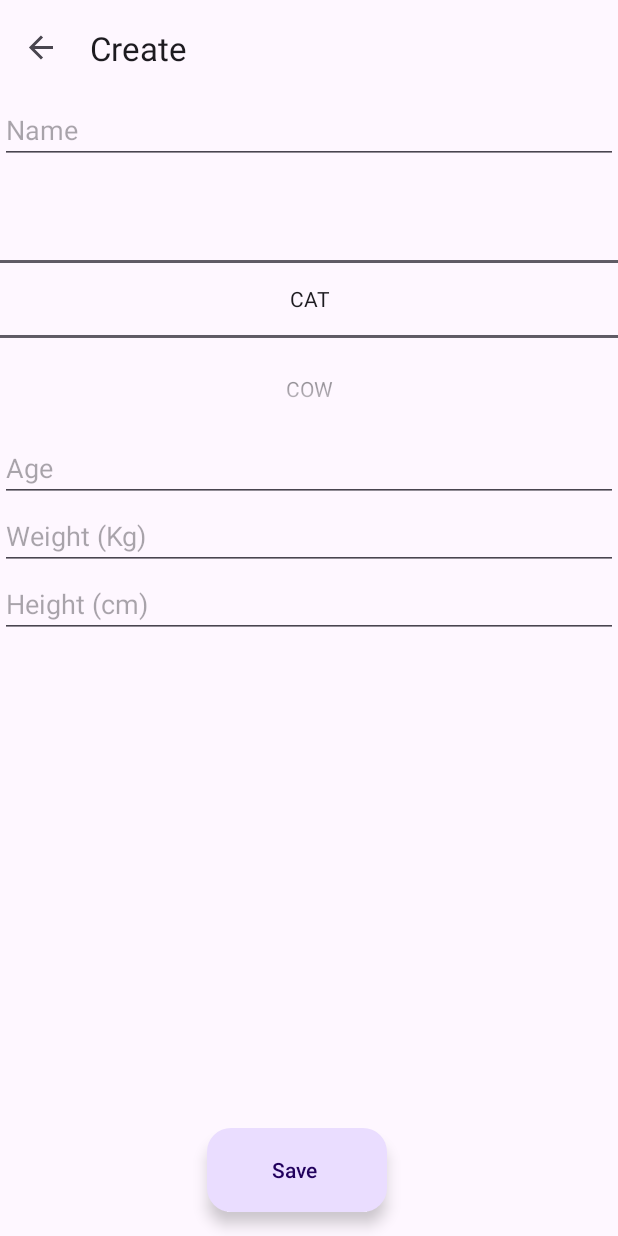
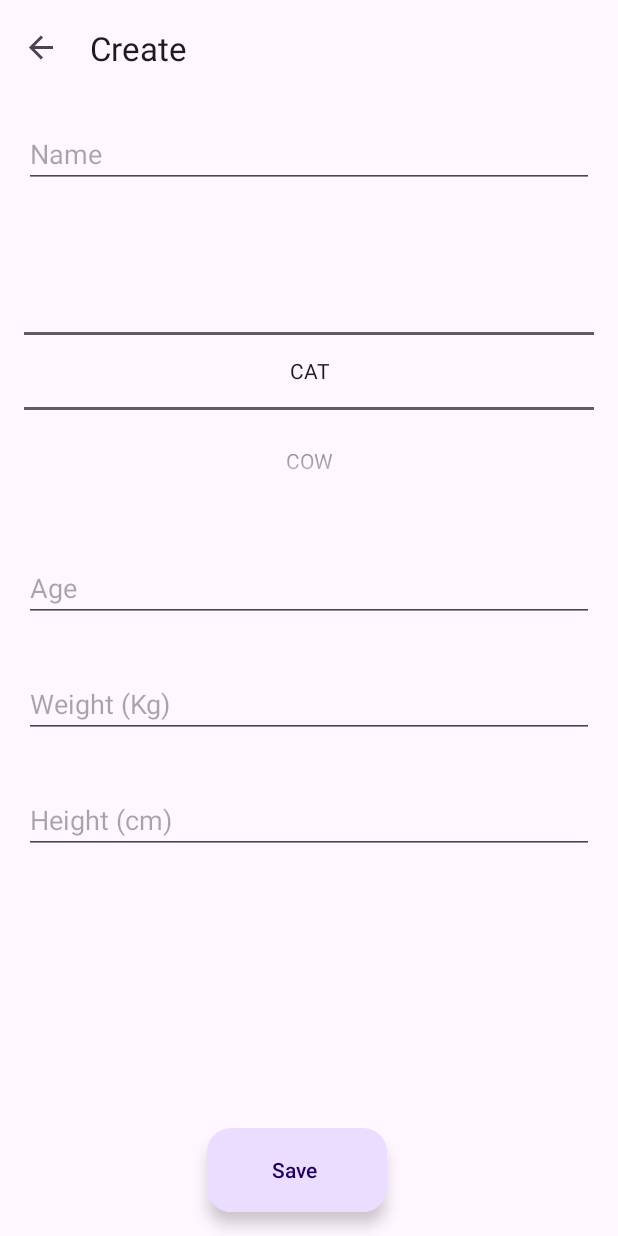
Before and after one commit to JeremieGi/P2, an Android app: the CreateFragment screen opened through its navigation route, on a phone screen of 412 x 824 dp. Run offline under Robolectric (Android 15) with nearby library versions, the phone set to English and light mode, and no system bars; our stand-ins replace navigation-ui.

```diff
--- a/app/src/main/res/layout/fragment_create.xml
+++ b/app/src/main/res/layout/fragment_create.xml
@@ -19,13 +19,15 @@
                 android:layout_height="match_parent"
                 android:inputType="text"
                 android:hint="@string/hint_name"
+                android:layout_margin="@dimen/fab_margin"
                 />
 
             <NumberPicker
                 android:id="@+id/numberpickerBreed"
                 android:layout_width="match_parent"
                 android:layout_height="wrap_content"
-                android:hint="@string/hint_breed"/>
+                android:hint="@string/hint_breed"
+                android:layout_margin="@dimen/fab_margin"/>
 
             <EditText
                 android:id="@+id/field_age"
@@ -33,6 +35,7 @@
                 android:layout_height="match_parent"
                 android:inputType="numberDecimal"
                 android:hint="@string/hint_age"
+                android:layout_margin="@dimen/fab_margin"
                 />
 
 
@@ -42,6 +45,7 @@
                 android:layout_height="match_parent"
                 android:inputType="numberDecimal"
                 android:hint="@string/hint_weight"
+                android:layout_margin="@dimen/fab_margin"
                 />
 
             <EditText
@@ -50,6 +54,7 @@
                 android:layout_height="match_parent"
                 android:inputType="numberDecimal"
                 android:hint="@string/hint_height"
+                android:layout_margin="@dimen/fab_margin"
                 />
 
         </LinearLayout>
--- a/app/src/main/res/layout/fragment_details.xml
+++ b/app/src/main/res/layout/fragment_details.xml
@@ -19,7 +19,6 @@
             android:scaleType="centerCrop"
             android:src="@drawable/img_dog"
             app:layout_constraintHeight_min="300dp"
-            app:layout_constraintHeight_percent="0.5"
             app:layout_constraintStart_toStartOf="parent"
             app:layout_constraintTop_toTopOf="parent"
             app:layout_constraintWidth_percent="1" />
@@ -45,6 +44,7 @@
             android:src="@drawable/ic_age"
             app:layout_constraintTop_toBottomOf="@+id/imageView_avatar"
             app:layout_constraintStart_toStartOf="parent"
+            android:contentDescription="@string/hint_age"
             />
 
         <TextView
@@ -67,7 +67,7 @@
             android:layout_marginEnd="60dp"
             app:layout_constraintEnd_toEndOf="parent"
             app:layout_constraintTop_toBottomOf="@+id/imageView_avatar"
-
+            android:contentDescription="@string/hint_height"
             />
 
         <TextView
@@ -92,6 +92,7 @@
             app:layout_constraintTop_toBottomOf="@+id/imageView_avatar"
             app:layout_constraintStart_toStartOf="parent"
             app:layout_constraintEnd_toEndOf="parent"
+            android:contentDescription="@string/hint_weight"
             />
 
         <TextView
--- a/app/src/main/res/values/dimens.xml
+++ b/app/src/main/res/values/dimens.xml
@@ -1,3 +1,4 @@
 <resources>
     <dimen name="fab_margin">16dp</dimen>
+
 </resources>
--- a/app/src/main/res/values/strings.xml
+++ b/app/src/main/res/values/strings.xml
@@ -29,4 +29,5 @@
 
     <string name="avatar">Avatar</string>
     <string name="informations">Informations</string>
+    <string name="image_of_height">Image of height</string>
 </resources>
```
Also changed, not shown: 1 other file.
